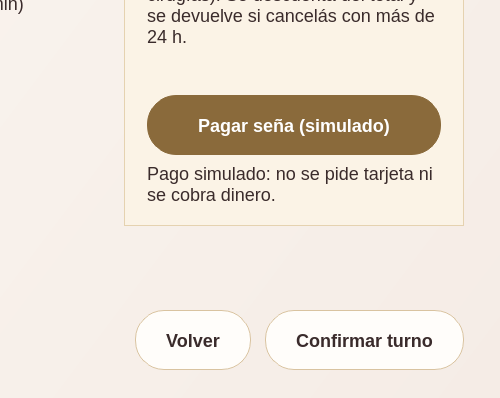
Old version of the form frontend/cliente/ventanacliente.ui in the repository sant1jmnz/Proyect-berea; both pictures show x 268 to 768 and y 626 to 1024 of the 768 by 1024 pixel window.
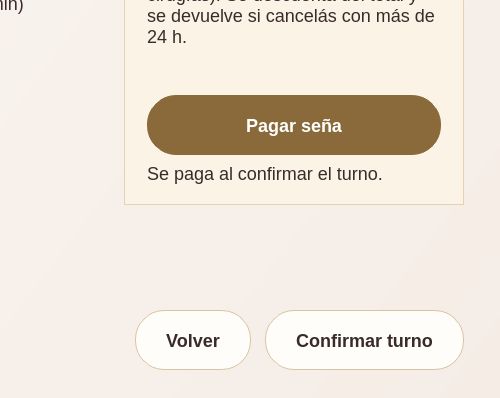
New version of the form. The open tabs and pages were chosen to show the change. Icons and pictures are not drawn. Custom widgets are drawn as their Qt base class.

Commit message: docs/app: sacar menciones de seña simulada; medio de pago 'tarjeta'

```diff
--- a/frontend/cliente/ventanacliente.ui
+++ b/frontend/cliente/ventanacliente.ui
@@ -1674,7 +1674,7 @@
              <item>
               <widget class="QPushButton" name="btnSena">
                <property name="text">
-                <string>Pagar seña (simulado)</string>
+                <string>Pagar seña</string>
                </property>
                <property name="checkable">
                 <bool>true</bool>
@@ -1687,7 +1687,7 @@
              <item>
               <widget class="QLabel" name="lblNotaSena">
                <property name="text">
-                <string>Pago simulado: no se pide tarjeta ni se cobra dinero.</string>
+                <string>Se paga al confirmar el turno.</string>
                </property>
                <property name="wordWrap">
                 <bool>true</bool>
```
Left out of the diff: 2 changed lines with no effect on the pictures. The commit also changes 49 other files.
